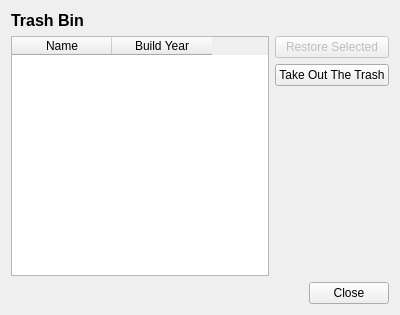
First picture: the form in vika3/ui/trashbincomputers.ui, repository hlynurstef/Verklegt-namskeid-1-vika-3, before the edit.
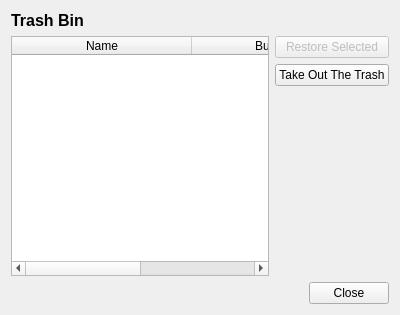
Second picture: the form after the edit.

What changed in the file:
```diff
--- a/vika3/ui/trashbincomputers.ui
+++ b/vika3/ui/trashbincomputers.ui
@@ -33,6 +33,24 @@
       <layout class="QHBoxLayout" name="horizontalLayout">
        <item>
         <widget class="QTableWidget" name="table_computers">
+         <property name="editTriggers">
+          <set>QAbstractItemView::NoEditTriggers</set>
+         </property>
+         <property name="alternatingRowColors">
+          <bool>true</bool>
+         </property>
+         <property name="selectionBehavior">
+          <enum>QAbstractItemView::SelectRows</enum>
+         </property>
+         <attribute name="horizontalHeaderDefaultSectionSize">
+          <number>180</number>
+         </attribute>
+         <attribute name="horizontalHeaderStretchLastSection">
+          <bool>true</bool>
+         </attribute>
+         <attribute name="verticalHeaderVisible">
+          <bool>false</bool>
+         </attribute>
          <column>
           <property name="text">
            <string>Name</string>
```
